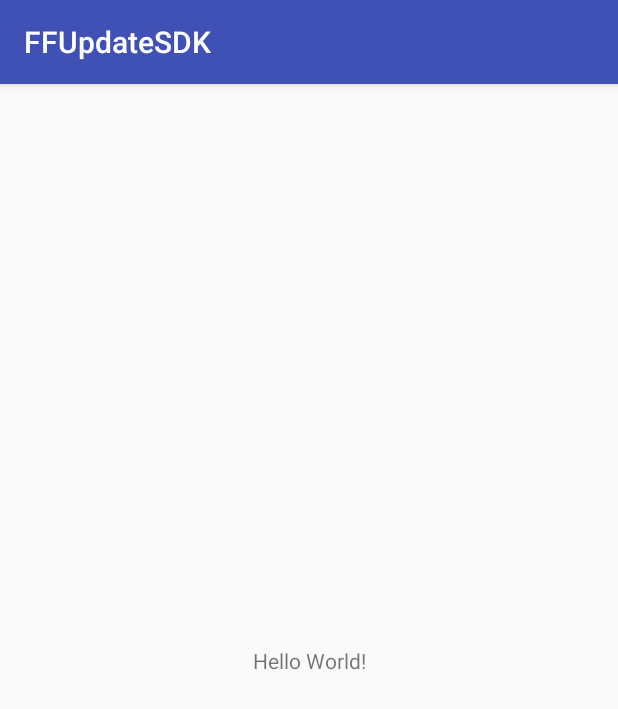
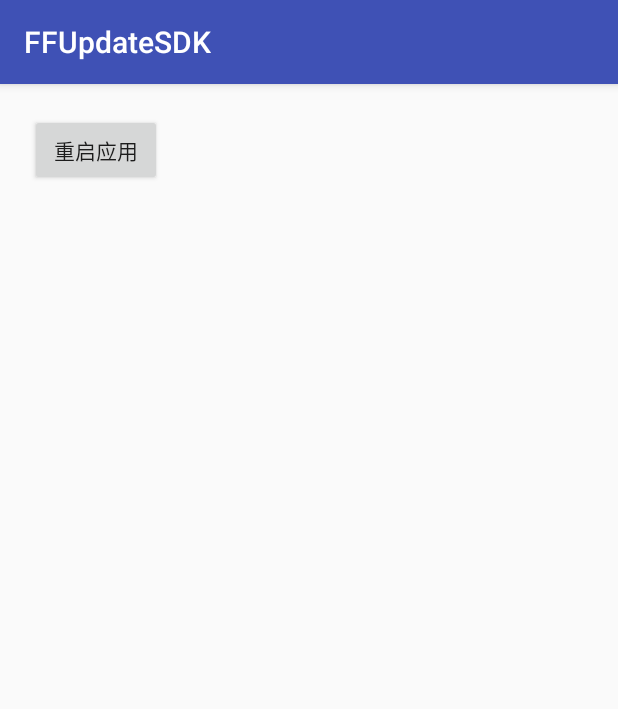
Before and after one commit to lyeday/FFUpdateSDK, an Android app: the screen it shows after launch (MainActivity), on a phone screen of 412 x 824 dp. Shown: the top 709 px of the screen. Run offline under Robolectric (Android 15) with nearby library versions, the phone set to English and light mode, and no system bars.

Commit message:
修改低版本闪退问题

```diff
--- a/FFUpdate/build.gradle
+++ b/FFUpdate/build.gradle
@@ -37,7 +37,7 @@ publish {
     userOrg = 'voisen'
     groupId = 'com.zhicheng'
     artifactId = 'ffupdate-release'
-    publishVersion = '1.0.2'
+    publishVersion = '1.1.0'
     desc = 'auto update for cordova and android application !'
     website = 'https://github.com/lyeday/FFUpdateSDK'
 }
--- a/FFUpdate/src/main/AndroidManifest.xml
+++ b/FFUpdate/src/main/AndroidManifest.xml
@@ -13,6 +13,7 @@ android:versionName="1.0" >
     <uses-permission android:name="android.permission.CAMERA" />
     <!-- 安卓8.0打开apk安装更新 -->
     <uses-permission android:name="android.permission.REQUEST_INSTALL_PACKAGES" />
+    <uses-permission android:name="android.permission.KILL_BACKGROUND_PROCESSES"/>
 
     <application>
         <provider
--- a/FFUpdate/src/main/java/com/zhicheng/ffupdate/FFUpdate.java
+++ b/FFUpdate/src/main/java/com/zhicheng/ffupdate/FFUpdate.java
@@ -136,6 +136,7 @@ public class FFUpdate implements Application.ActivityLifecycleCallbacks {
                                     .setAppReadyVersion(current)
                                     .setAppVersion(current)
                                     .save();
+                                    updateing = false;
                             return;
                         }
                         final int localVersion = spUtils.appVersion();
--- a/FFUpdate/src/main/java/com/zhicheng/ffupdate/activity/ResourceUpdateActivity.java
+++ b/FFUpdate/src/main/java/com/zhicheng/ffupdate/activity/ResourceUpdateActivity.java
@@ -94,7 +94,7 @@ public class ResourceUpdateActivity extends Activity {
         FFNetwork.download(UpdateUtils.BASE_URL+"appWeb.php/app/downloadUpdate?id="+id, zipFile, new FFNetwork.FFDownloadCallback() {
             @Override
             public void progress(final long complete, final long total) {
-                runOnUiThread(new Runnable() {
+                mHandle.post(new Runnable() {
                     @Override
                     public void run() {
                         float progress = complete*1.0f/total*100.0f;
@@ -118,7 +118,7 @@ public class ResourceUpdateActivity extends Activity {
     }
 
     private void unZipFile(){
-        runOnUiThread(new Runnable() {
+        mHandle.post(new Runnable() {
             @Override
             public void run() {
                 mTitleView.setText("正在释放资源文件...");
--- a/FFUpdate/src/main/java/com/zhicheng/ffupdate/dialog/FFAlertDialog.java
+++ b/FFUpdate/src/main/java/com/zhicheng/ffupdate/dialog/FFAlertDialog.java
@@ -43,7 +43,7 @@ public class FFAlertDialog extends Dialog implements View.OnClickListener {
     private LinearLayout mBtnsLayout;
 
     public FFAlertDialog(@NonNull Context context) {
-        super(context);
+        super(context,R.style.ff_dialog_style);
     }
 
     public FFAlertDialog(@NonNull Context context, int themeResId) {
@@ -148,6 +148,7 @@ public class FFAlertDialog extends Dialog implements View.OnClickListener {
         }
         WindowManager.LayoutParams layoutParams = getWindow().getAttributes();
         layoutParams.width = WindowManager.LayoutParams.MATCH_PARENT;
+        layoutParams.height = WindowManager.LayoutParams.WRAP_CONTENT;
         getWindow().setAttributes(layoutParams);
     }
 
--- a/FFUpdate/src/main/res/layout/dialog_custom.xml
+++ b/FFUpdate/src/main/res/layout/dialog_custom.xml
@@ -4,7 +4,9 @@
     android:orientation="vertical"
     android:background="#fff"
     android:layout_width="match_parent"
-    android:layout_height="match_parent">
+    android:layout_height="wrap_content"
+    android:layout_marginLeft="10dp"
+    android:layout_marginRight="10dp">
 
     <TextView
         android:id="@+id/tv_dialog_title"
--- a/app/src/main/java/wu/zhicheng/com/ffupdatesdk/MainActivity.java
+++ b/app/src/main/java/wu/zhicheng/com/ffupdatesdk/MainActivity.java
@@ -2,8 +2,12 @@ package wu.zhicheng.com.ffupdatesdk;
 
 import android.support.v7.app.AppCompatActivity;
 import android.os.Bundle;
+import android.view.View;
+import android.widget.Toast;
 
+import com.zhicheng.ffupdate.CordovaResourceUpdate;
 import com.zhicheng.ffupdate.FFUpdate;
+import com.zhicheng.ffupdate.utils.UpdateUtils;
 
 public class MainActivity extends AppCompatActivity {
 
@@ -11,5 +15,17 @@ public class MainActivity extends AppCompatActivity {
     protected void onCreate(Bundle savedInstanceState) {
         super.onCreate(savedInstanceState);
         setContentView(R.layout.activity_main);
+        UpdateUtils.BASE_URL = "https://192.168.1.188/apps/";
+        FFUpdate.shareUpdate().registerAppKey("QNLACVZPMviFLTkcsy1GoGcMrPiz4BTP",getApplication());
+        FFUpdate.shareUpdate().checkUpdate();
+        CordovaResourceUpdate.shareUpdate().registerKey("QNLACVZPMviFLTkcsy1GoGcMrPiz4BTP",getApplication());
+        CordovaResourceUpdate.shareUpdate().setCurrentResourceVersion(1);
+        findViewById(R.id.btn_app_restart).setOnClickListener(new View.OnClickListener() {
+            @Override
+            public void onClick(View view) {
+                CordovaResourceUpdate.shareUpdate().checkUpdate();
+            }
+        });
+        Toast.makeText(this,"应用启动",Toast.LENGTH_LONG).show();
     }
 }
--- a/app/src/main/res/layout/activity_main.xml
+++ b/app/src/main/res/layout/activity_main.xml
@@ -1,18 +1,18 @@
 <?xml version="1.0" encoding="utf-8"?>
-<android.support.constraint.ConstraintLayout xmlns:android="http://schemas.android.com/apk/res/android"
+<LinearLayout xmlns:android="http://schemas.android.com/apk/res/android"
     xmlns:app="http://schemas.android.com/apk/res-auto"
     xmlns:tools="http://schemas.android.com/tools"
     android:layout_width="match_parent"
     android:layout_height="match_parent"
+    android:orientation="vertical"
+    android:layout_margin="20dp"
     tools:context="wu.zhicheng.com.ffupdatesdk.MainActivity">
 
-    <TextView
+    <Button
+        android:id="@+id/btn_app_restart"
         android:layout_width="wrap_content"
         android:layout_height="wrap_content"
-        android:text="Hello World!"
-        app:layout_constraintBottom_toBottomOf="parent"
-        app:layout_constraintLeft_toLeftOf="parent"
-        app:layout_constraintRight_toRightOf="parent"
-        app:layout_constraintTop_toTopOf="parent" />
+        android:text="重启应用"
+        />
 
-</android.support.constraint.ConstraintLayout>
+</LinearLayout>
```
Also changed, not shown: FFUpdate/src/main/java/com/zhicheng/ffupdate/CordovaResourceUpdate.java (+5 -3 lines), FFUpdate/src/main/res/values/styles.xml (added, +16 -0 lines), gradle/wrapper/gradle-wrapper.properties (added), 9 other files. Lines whose indentation alone changed are shown as unchanged.
